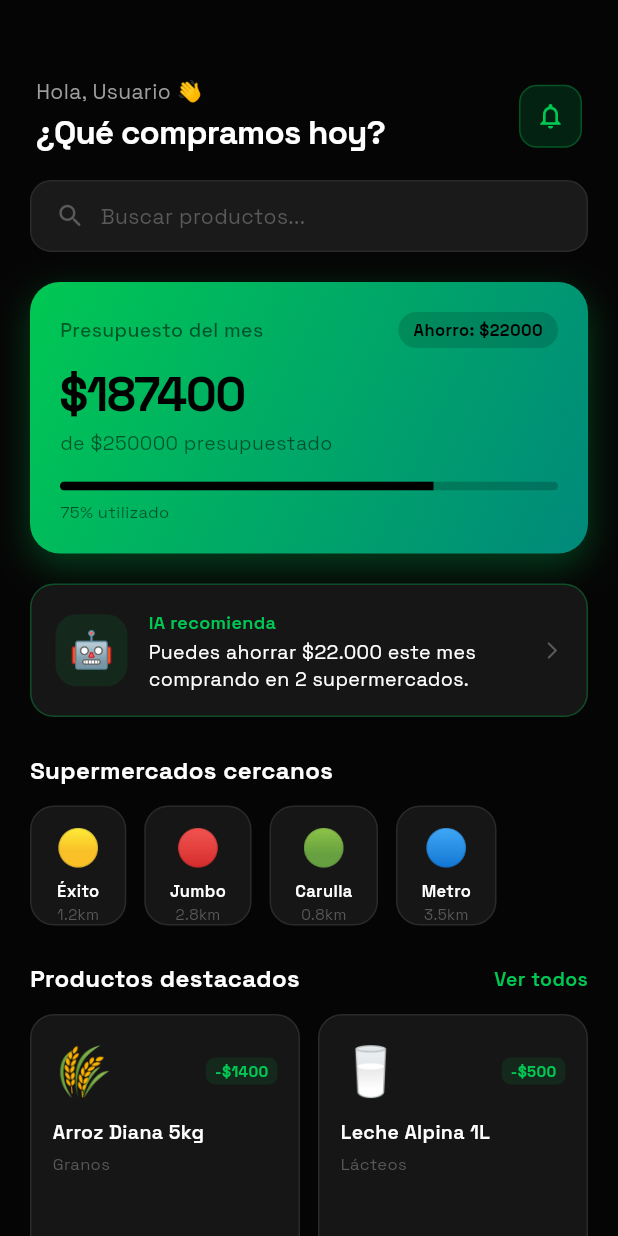
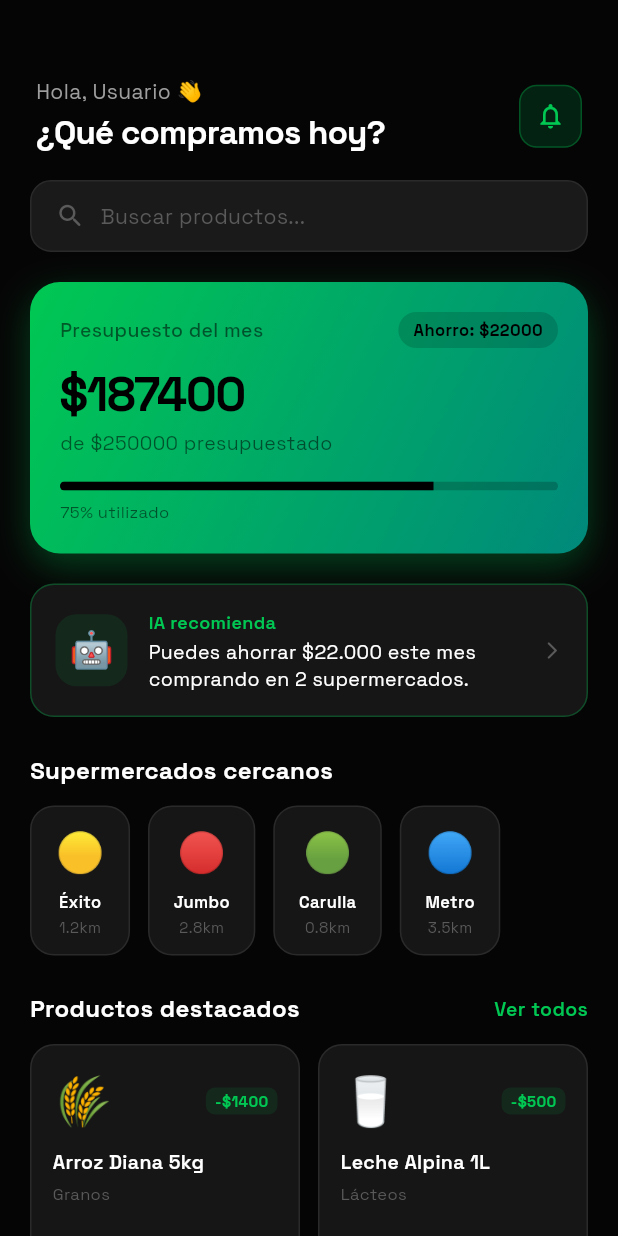
Before and after one commit to luiscajigas/Smart_Market, a Flutter app: the HomeScreen screen opened directly, on a phone screen of 412 x 824 dp. Run offline on Flutter 3.47's test engine with Material 3 defaults, Android fonts, the phone set to English and light mode, and no system bars; our stand-ins replace flutter_secure_storage, google_fonts; accounts and stored records are empty.

Commit message:
arreglo bug

```diff
--- a/smark_market/lib/presentation/screens/home/home_screen.dart
+++ b/smark_market/lib/presentation/screens/home/home_screen.dart
@@ -96,7 +96,7 @@ class HomeScreen extends StatelessWidget {
                       color: AppColors.textPrimary, fontSize: 16, fontWeight: FontWeight.w700)),
                   const SizedBox(height: 12),
                   SizedBox(
-                    height: 80,
+                    height: 100,
                     child: ListView.builder(
                       scrollDirection: Axis.horizontal,
                       itemCount: MockData.supermarkets.length,
@@ -104,19 +104,21 @@ class HomeScreen extends StatelessWidget {
                         final s = MockData.supermarkets[i];
                         return Container(
                           margin: const EdgeInsets.only(right: 12),
-                          padding: const EdgeInsets.symmetric(horizontal: 16, vertical: 10),
+                          padding: const EdgeInsets.symmetric(horizontal: 16, vertical: 12),
                           decoration: BoxDecoration(
                             color: AppColors.cardBackground,
                             borderRadius: BorderRadius.circular(16),
                             border: Border.all(color: AppColors.border),
                           ),
                           child: Column(
+                            mainAxisSize: MainAxisSize.min,
                             mainAxisAlignment: MainAxisAlignment.center,
                             children: [
-                              Text(s.logo, style: const TextStyle(fontSize: 24)),
-                              const SizedBox(height: 4),
+                              Text(s.logo, style: const TextStyle(fontSize: 26)),
+                              const SizedBox(height: 6),
                               Text(s.name, style: const TextStyle(
                                 color: AppColors.textPrimary, fontSize: 11, fontWeight: FontWeight.w600)),
+                              const SizedBox(height: 2),
                               Text('${s.distance}km',
                                 style: const TextStyle(color: AppColors.textHint, fontSize: 10)),
                             ],
```
